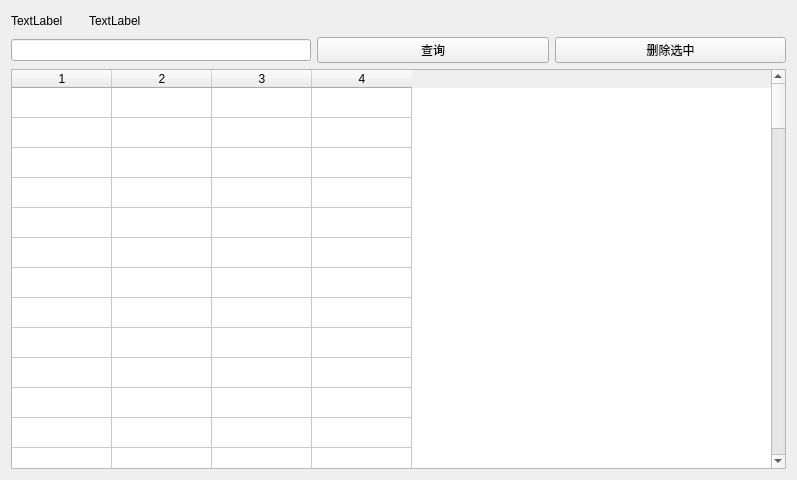
The window that server/src/messagemanage.ui (omigeft/QTChatroom) describes before a commit, drawn with Qt 5.
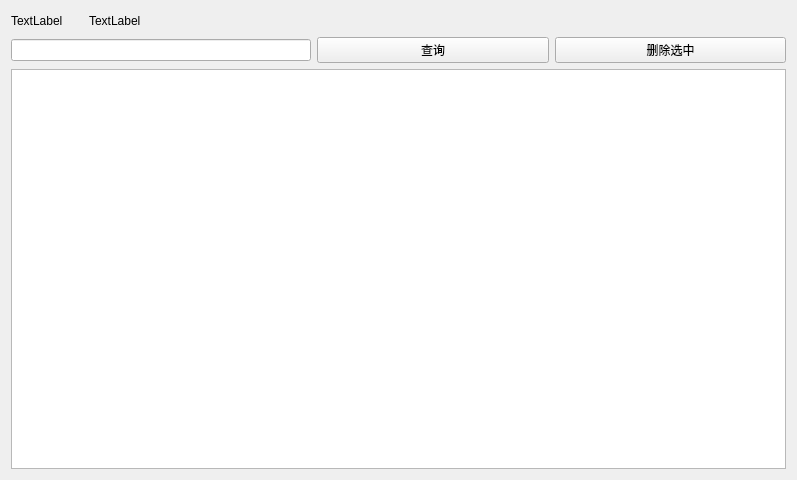
The same window after the commit.

What changed in the file:
```diff
--- a/server/src/messagemanage.ui
+++ b/server/src/messagemanage.ui
@@ -90,124 +90,7 @@
     </layout>
    </item>
    <item row="2" column="0">
-    <widget class="QTableWidget" name="MessageTable">
-     <property name="rowCount">
-      <number>100</number>
-     </property>
-     <property name="columnCount">
-      <number>4</number>
-     </property>
-     <attribute name="verticalHeaderVisible">
-      <bool>false</bool>
-     </attribute>
-     <attribute name="verticalHeaderCascadingSectionResizes">
-      <bool>true</bool>
-     </attribute>
-     <row/>
-     <row/>
-     <row/>
-     <row/>
-     <row/>
-     <row/>
-     <row/>
-     <row/>
-     <row/>
-     <row/>
-     <row/>
-     <row/>
-     <row/>
-     <row/>
-     <row/>
-     <row/>
-     <row/>
-     <row/>
-     <row/>
-     <row/>
-     <row/>
-     <row/>
-     <row/>
-     <row/>
-     <row/>
-     <row/>
-     <row/>
-     <row/>
-     <row/>
-     <row/>
-     <row/>
-     <row/>
-     <row/>
-     <row/>
-     <row/>
-     <row/>
-     <row/>
-     <row/>
-     <row/>
-     <row/>
-     <row/>
-     <row/>
-     <row/>
-     <row/>
-     <row/>
-     <row/>
-     <row/>
-     <row/>
-     <row/>
-     <row/>
-     <row/>
-     <row/>
-     <row/>
-     <row/>
-     <row/>
-     <row/>
-     <row/>
-     <row/>
-     <row/>
-     <row/>
-     <row/>
-     <row/>
-     <row/>
-     <row/>
-     <row/>
-     <row/>
-     <row/>
-     <row/>
-     <row/>
-     <row/>
-     <row/>
-     <row/>
-     <row/>
-     <row/>
-     <row/>
-     <row/>
-     <row/>
-     <row/>
-     <row/>
-     <row/>
-     <row/>
-     <row/>
-     <row/>
-     <row/>
-     <row/>
-     <row/>
-     <row/>
-     <row/>
-     <row/>
-     <row/>
-     <row/>
-     <row/>
-     <row/>
-     <row/>
-     <row/>
-     <row/>
-     <row/>
-     <row/>
-     <row/>
-     <row/>
-     <column/>
-     <column/>
-     <column/>
-     <column/>
-    </widget>
+    <widget class="QTableView" name="MessageTable"/>
    </item>
   </layout>
  </widget>
```
Left out of the diff: 94 changed lines with no effect on the pictures.
